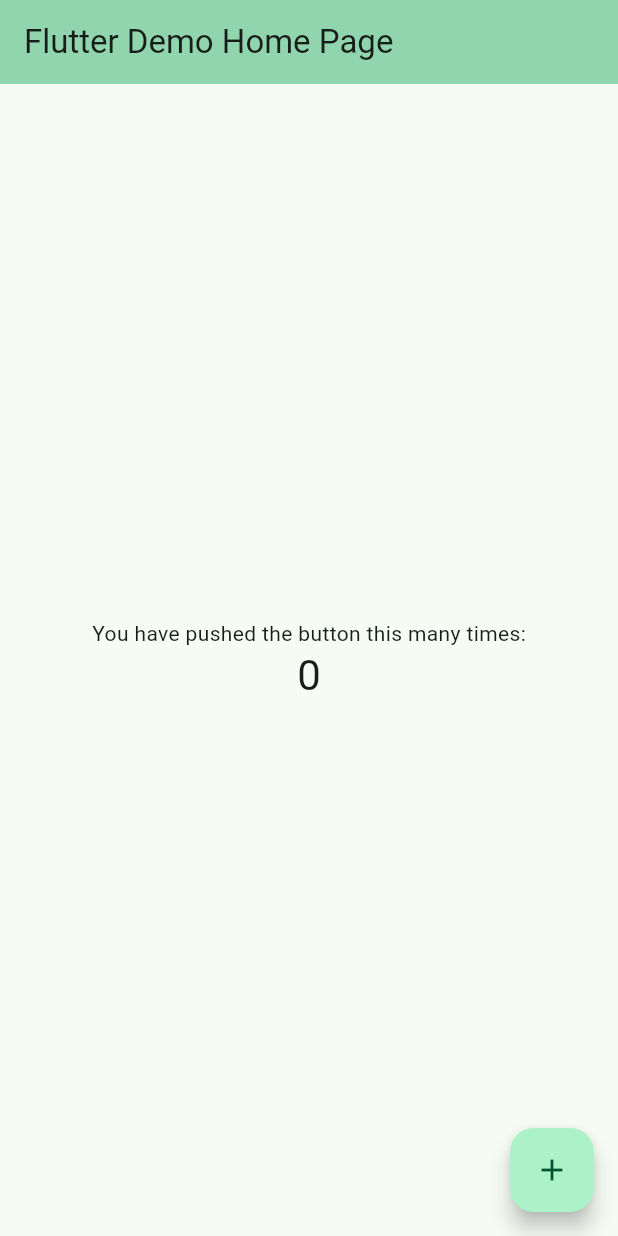
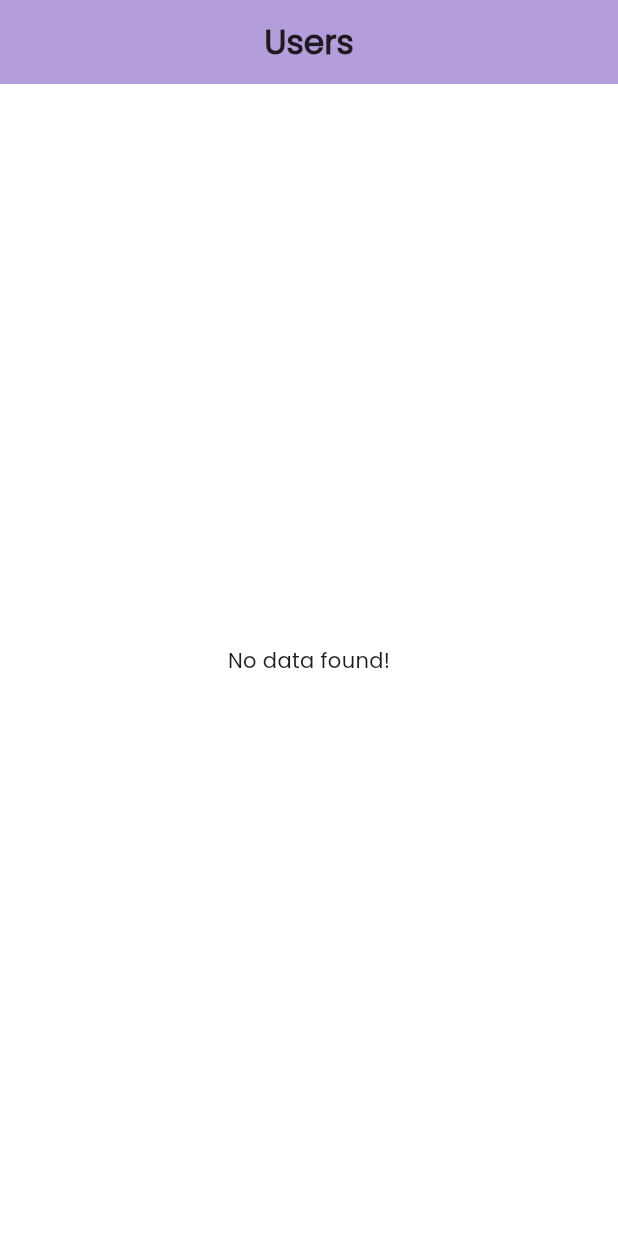
Before and after one commit to SharisOfficial786/Thiran-Machine-Test, a Flutter app: the screen it shows after launch, on a phone screen of 412 x 824 dp. Run offline on Flutter 3.47's test engine with Material 3 defaults, Android fonts, the phone set to English and light mode, and no system bars; our stand-ins replace sqflite; accounts and stored records are empty; network calls fail.

Commit message:
code competed

```diff
--- /dev/null
+++ b/lib/common/models/details_db_model.dart
@@ -0,0 +1,33 @@
+/// class for handling the SQFLite db data
+class DetailsDbModel {
+  final int? id;
+  final String? nodeId;
+  final String? name;
+  final String? fullName;
+  final String? avatarUrl;
+
+  DetailsDbModel({
+    this.id,
+    this.nodeId,
+    this.name,
+    this.fullName,
+    this.avatarUrl,
+
+  });
+
+  factory DetailsDbModel.fromJson(Map<String, dynamic> json) => DetailsDbModel(
+        id: json["id"],
+        nodeId: json["node_id"],
+        name: json["name"],
+        fullName: json["full_name"],
+        avatarUrl: json["avatar_url"],
+      );
+
+  Map<String, dynamic> toJson() => {
+        "id": id,
+        "node_id": nodeId,
+        "name": name,
+        "full_name": fullName,
+        "avatar_url": avatarUrl,
+      };
+}
--- /dev/null
+++ b/lib/common/providers/app_providers.dart
@@ -0,0 +1,10 @@
+import 'package:machine_test_thiran/screens/user_list/controller/user_list_controller.dart';
+import 'package:provider/provider.dart';
+import 'package:provider/single_child_widget.dart';
+
+
+class AppProviders {
+  static List<SingleChildWidget> multiProviders = [
+    ChangeNotifierProvider(create: (_) => UserListController()),
+  ];
+}
--- a/lib/main.dart
+++ b/lib/main.dart
@@ -1,4 +1,7 @@
 import 'package:flutter/material.dart';
+import 'package:machine_test_thiran/common/providers/app_providers.dart';
+import 'package:machine_test_thiran/screens/user_list/view/user_list_screen.dart';
+import 'package:provider/provider.dart';
 
 void main() {
   runApp(const MyApp());
@@ -7,119 +10,18 @@ void main() {
 class MyApp extends StatelessWidget {
   const MyApp({super.key});
 
-  // This widget is the root of your application.
   @override
   Widget build(BuildContext context) {
-    return MaterialApp(
-      title: 'Flutter Demo',
-      theme: ThemeData(
-        // This is the theme of your application.
-        //
-        // TRY THIS: Try running your application with "flutter run". You'll see
-        // the application has a purple toolbar. Then, without quitting the app,
-        // try changing the seedColor in the colorScheme below to Colors.green
-        // and then invoke "hot reload" (save your changes or press the "hot
-        // reload" button in a Flutter-supported IDE, or press "r" if you used
-        // the command line to start the app).
-        //
-        // Notice that the counter didn't reset back to zero; the application
-        // state is not lost during the reload. To reset the state, use hot
-        // restart instead.
-        //
-        // This works for code too, not just values: Most code changes can be
-        // tested with just a hot reload.
-        colorScheme: ColorScheme.fromSeed(seedColor: Colors.greenAccent),
-        useMaterial3: true,
+    return MultiProvider(
+      providers: AppProviders.multiProviders,
+      child: MaterialApp(
+        title: 'Machine Test Thiran',
+        theme: ThemeData(
+          useMaterial3: true,
+          fontFamily: 'Poppins',
+        ),
+        home: const UserListScreen(),
       ),
-      home: const MyHomePage(title: 'Flutter Demo Home Page'),
     );
   }
 }
-
-class MyHomePage extends StatefulWidget {
-  const MyHomePage({super.key, required this.title});
-
-  // This widget is the home page of your application. It is stateful, meaning
-  // that it has a State object (defined below) that contains fields that affect
-  // how it looks.
-
-  // This class is the configuration for the state. It holds the values (in this
-  // case the title) provided by the parent (in this case the App widget) and
-  // used by the build method of the State. Fields in a Widget subclass are
-  // always marked "final".
-
-  final String title;
-
-  @override
-  State<MyHomePage> createState() => _MyHomePageState();
-}
-
-class _MyHomePageState extends State<MyHomePage> {
-  int _counter = 0;
-
-  void _incrementCounter() {
-    setState(() {
-      // This call to setState tells the Flutter framework that something has
-      // changed in this State, which causes it to rerun the build method below
-      // so that the display can reflect the updated values. If we changed
-      // _counter without calling setState(), then the build method would not be
-      // called again, and so nothing would appear to happen.
-      _counter++;
-    });
-  }
-
-  @override
-  Widget build(BuildContext context) {
-    // This method is rerun every time setState is called, for instance as done
-    // by the _incrementCounter method above.
-    //
-    // The Flutter framework has been optimized to make rerunning build methods
-    // fast, so that you can just rebuild anything that needs updating rather
-    // than having to individually change instances of widgets.
-    return Scaffold(
-      appBar: AppBar(
-        // TRY THIS: Try changing the color here to a specific color (to
-        // Colors.amber, perhaps?) and trigger a hot reload to see the AppBar
-        // change color while the other colors stay the same.
-        backgroundColor: Theme.of(context).colorScheme.inversePrimary,
-        // Here we take the value from the MyHomePage object that was created by
-        // the App.build method, and use it to set our appbar title.
-        title: Text(widget.title),
-      ),
-      body: Center(
-        // Center is a layout widget. It takes a single child and positions it
-        // in the middle of the parent.
-        child: Column(
-          // Column is also a layout widget. It takes a list of children and
-          // arranges them vertically. By default, it sizes itself to fit its
-          // children horizontally, and tries to be as tall as its parent.
-          //
-          // Column has various properties to control how it sizes itself and
-          // how it positions its children. Here we use mainAxisAlignment to
-          // center the children vertically; the main axis here is the vertical
-          // axis because Columns are vertical (the cross axis would be
-          // horizontal).
-          //
-          // TRY THIS: Invoke "debug painting" (choose the "Toggle Debug Paint"
-          // action in the IDE, or press "p" in the console), to see the
-          // wireframe for each widget.
-          mainAxisAlignment: MainAxisAlignment.center,
-          children: <Widget>[
-            const Text(
-              'You have pushed the button this many times:',
-            ),
-            Text(
-              '$_counter',
-              style: Theme.of(context).textTheme.headlineMedium,
-            ),
-          ],
-        ),
-      ),
-      floatingActionButton: FloatingActionButton(
-        onPressed: _incrementCounter,
-        tooltip: 'Increment',
-        child: const Icon(Icons.add),
-      ), // This trailing comma makes auto-formatting nicer for build methods.
-    );
-  }
-}
--- /dev/null
+++ b/lib/screens/user_list/view/user_list_screen.dart
@@ -0,0 +1,81 @@
+import 'package:flutter/material.dart';
+import 'package:machine_test_thiran/screens/user_list/controller/user_list_controller.dart';
+import 'package:provider/provider.dart';
+
+class UserListScreen extends StatefulWidget {
+  const UserListScreen({super.key});
+
+  @override
+  State<UserListScreen> createState() => _UserListScreenState();
+}
+
+class _UserListScreenState extends State<UserListScreen> {
+  @override
+  Widget build(BuildContext context) {
+    final userListProvider = Provider.of<UserListController>(
+      context,
+      listen: false,
+    );
+
+    WidgetsBinding.instance.addPostFrameCallback((_) {
+      userListProvider.checkDataInDatabase();
+    });
+
+    return Scaffold(
+      backgroundColor: Colors.white,
+      appBar: AppBar(
+        title: const Text(
+          'Users',
+          style: TextStyle(
+            fontWeight: FontWeight.w600,
+          ),
+        ),
+        centerTitle: true,
+        backgroundColor: Colors.deepPurple.shade200,
+        // forceMaterialTransparency: true,
+      ),
+      body: RefreshIndicator(
+        onRefresh: () async {
+          await userListProvider.refreshData().then((value) {
+            String data = value;
+            if (value == 'Success') {
+              data = 'Data refreshed';
+            }
+            ScaffoldMessenger.of(context).showSnackBar(
+              SnackBar(content: Text(data)),
+            );
+          });
+        },
+        child: Consumer<UserListController>(builder: (context, controller, _) {
+          if (controller.isLoading) {
+            return const Center(
+              child: CircularProgressIndicator(),
+            );
+          } else if (controller.userList.isEmpty) {
+            return const Center(
+              child: Text('No data found!'),
+            );
+          } else {
+            return ListView.builder(
+              itemCount: controller.userList.length,
+              itemBuilder: (context, index) {
+                return ListTile(
+                  leading: CircleAvatar(
+                    radius: 25.0,
+                    child: ClipRRect(
+                      borderRadius: BorderRadius.circular(60.0),
+                      child: Image.network(
+                          controller.userList[index].avatarUrl ?? ''),
+                    ),
+                  ),
+                  title: Text(controller.userList[index].name ?? ''),
+                  subtitle: Text(controller.userList[index].fullName ?? ''),
+                );
+              },
+            );
+          }
+        }),
+      ),
+    );
+  }
+}
```
Also changed, not shown: lib/common/models/details_model.dart (+23 -16 lines), lib/screens/user_list/controller/user_list_controller.dart (added, +92 -0 lines), lib/services/api.dart (added, +71 -0 lines), lib/services/db.dart (+38 -69 lines), pubspec.yaml (+6 -6 lines), assets/fonts/Poppins-Regular.ttf (added), 28 other files.
